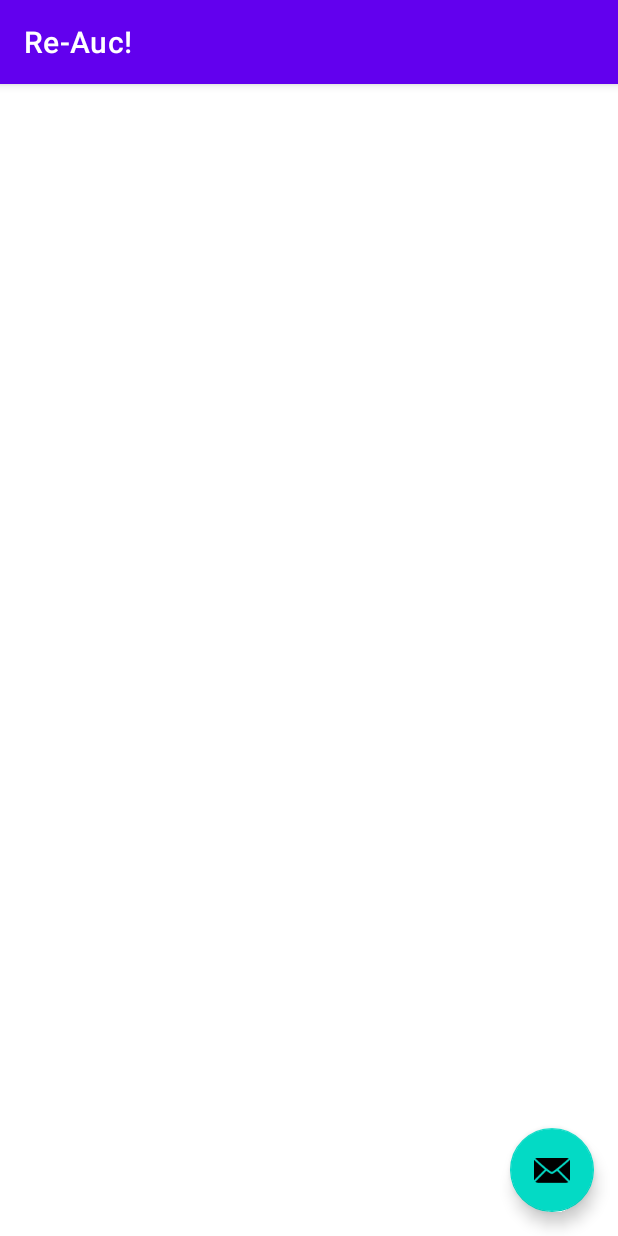
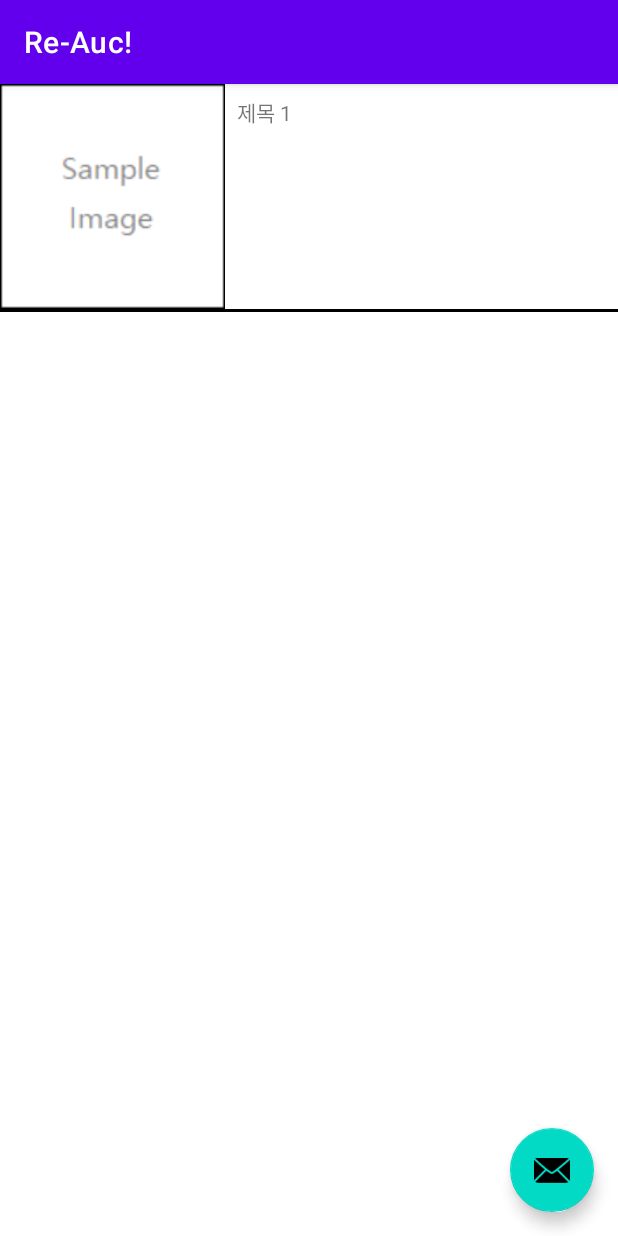
Before and after one commit to myadevv/ReAuc, an Android app: the MainActivity screen opened directly, with no data from a screen before it, on a phone screen of 412 x 824 dp. Run offline under Robolectric (Android 15) with nearby library versions, the phone set to English and light mode, and no system bars.

Commit message:
add default 'main' activity design

```diff
--- a/app/src/main/java/com/myproject/reauc/data/LoginDataSource.java
+++ b/app/src/main/java/com/myproject/reauc/data/LoginDataSource.java
@@ -16,7 +16,7 @@ public class LoginDataSource {
             LoggedInUser fakeUser =
                     new LoggedInUser(
                             java.util.UUID.randomUUID().toString(),
-                            "Jane Doe");
+                            "정길호");
             return new Result.Success<>(fakeUser);
         } catch (Exception e) {
             return new Result.Error(new IOException("Error logging in", e));
--- a/app/src/main/java/com/myproject/reauc/ui/login/LoginViewModel.java
+++ b/app/src/main/java/com/myproject/reauc/ui/login/LoginViewModel.java
@@ -56,15 +56,21 @@ public class LoginViewModel extends ViewModel {
         if (username == null) {
             return false;
         }
+        return true;
+        /*
         if (username.contains("@")) {
             return Patterns.EMAIL_ADDRESS.matcher(username).matches();
         } else {
             return !username.trim().isEmpty();
         }
+        */
+        // TODO: Re-activate usernameValid condition
     }
 
     // A placeholder password validation check
     private boolean isPasswordValid(String password) {
-        return password != null && password.trim().length() > 5;
+        return password != null;
+        // return password != null && password.trim().length() > 5;
+        // TODO: Re-activate passwordValid condition
     }
 }
--- a/app/src/main/res/layout/activity_login.xml
+++ b/app/src/main/res/layout/activity_login.xml
@@ -52,13 +52,13 @@
         android:layout_marginTop="16dp"
         android:layout_marginEnd="48dp"
         android:layout_marginBottom="64dp"
-        android:enabled="false"
         android:text="@string/action_sign_in"
         app:layout_constraintBottom_toBottomOf="parent"
         app:layout_constraintEnd_toEndOf="parent"
         app:layout_constraintStart_toStartOf="parent"
         app:layout_constraintTop_toBottomOf="@+id/password"
         app:layout_constraintVertical_bias="0.2" />
+    <!-- android:enabled="false" -->
 
     <ProgressBar
         android:id="@+id/loading"
--- a/app/src/main/res/layout/content_main.xml
+++ b/app/src/main/res/layout/content_main.xml
@@ -3,4 +3,47 @@
     xmlns:app="http://schemas.android.com/apk/res-auto"
     android:layout_width="match_parent"
     android:layout_height="match_parent"
-    app:layout_behavior="@string/appbar_scrolling_view_behavior"></androidx.constraintlayout.widget.ConstraintLayout>
+    app:layout_behavior="@string/appbar_scrolling_view_behavior">
+
+    <androidx.constraintlayout.widget.ConstraintLayout
+        android:id="@+id/productLayout01"
+        android:layout_width="match_parent"
+        android:layout_height="150dp"
+        app:layout_constraintEnd_toEndOf="parent"
+        app:layout_constraintStart_toStartOf="parent"
+        app:layout_constraintTop_toTopOf="parent">
+
+        <ImageView
+            android:id="@+id/image01"
+            android:layout_width="150dp"
+            android:layout_height="0dp"
+            android:src="@drawable/sample"
+            app:layout_constraintBottom_toBottomOf="parent"
+            app:layout_constraintStart_toStartOf="parent"
+            app:layout_constraintTop_toTopOf="parent"></ImageView>
+
+        <com.google.android.material.textview.MaterialTextView
+            android:id="@+id/materialText01"
+            android:layout_width="0dp"
+            android:layout_height="30dp"
+            android:layout_marginStart="8dp"
+            android:layout_marginTop="8dp"
+            android:layout_marginEnd="8dp"
+            android:text="제목 1"
+            app:layout_constraintEnd_toEndOf="parent"
+            app:layout_constraintStart_toEndOf="@+id/image01"
+            app:layout_constraintTop_toTopOf="parent"></com.google.android.material.textview.MaterialTextView>
+
+    </androidx.constraintlayout.widget.ConstraintLayout>
+
+    <View
+        android:id="@+id/contentline01"
+        android:layout_width="0dp"
+        android:layout_height="2dp"
+        android:layout_centerInParent="true"
+        android:background="@color/black"
+        app:layout_constraintTop_toBottomOf="@id/productLayout01"
+        app:layout_constraintStart_toStartOf="parent"
+        />
+
+</androidx.constraintlayout.widget.ConstraintLayout>
--- a/app/src/main/res/values/strings.xml
+++ b/app/src/main/res/values/strings.xml
@@ -5,7 +5,7 @@
     <string name="prompt_password">Password</string>
     <string name="action_sign_in">Sign in or register</string>
     <string name="action_sign_in_short">Sign in</string>
-    <string name="welcome">"Welcome !"</string>
+    <string name="welcome">"Welcome! "</string>
     <string name="invalid_username">Not a valid username</string>
     <string name="invalid_password">Password must be >5 characters</string>
     <string name="login_failed">"Login failed"</string>
```
Also changed, not shown: app/src/main/res/drawable/sample.png (added).
